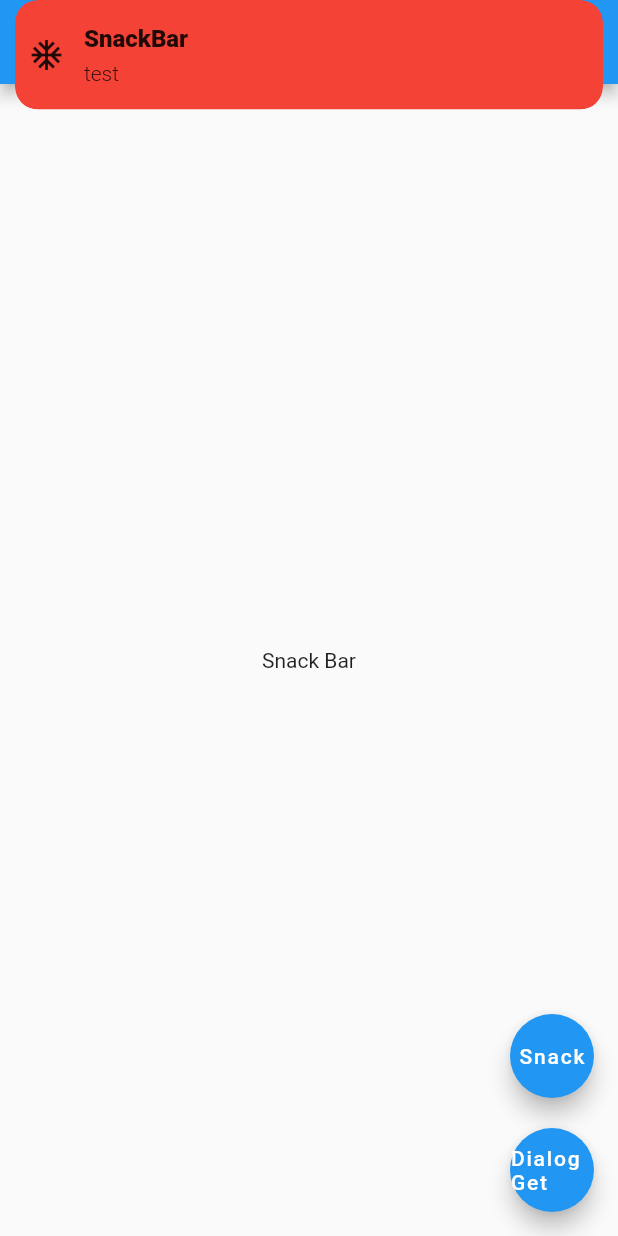
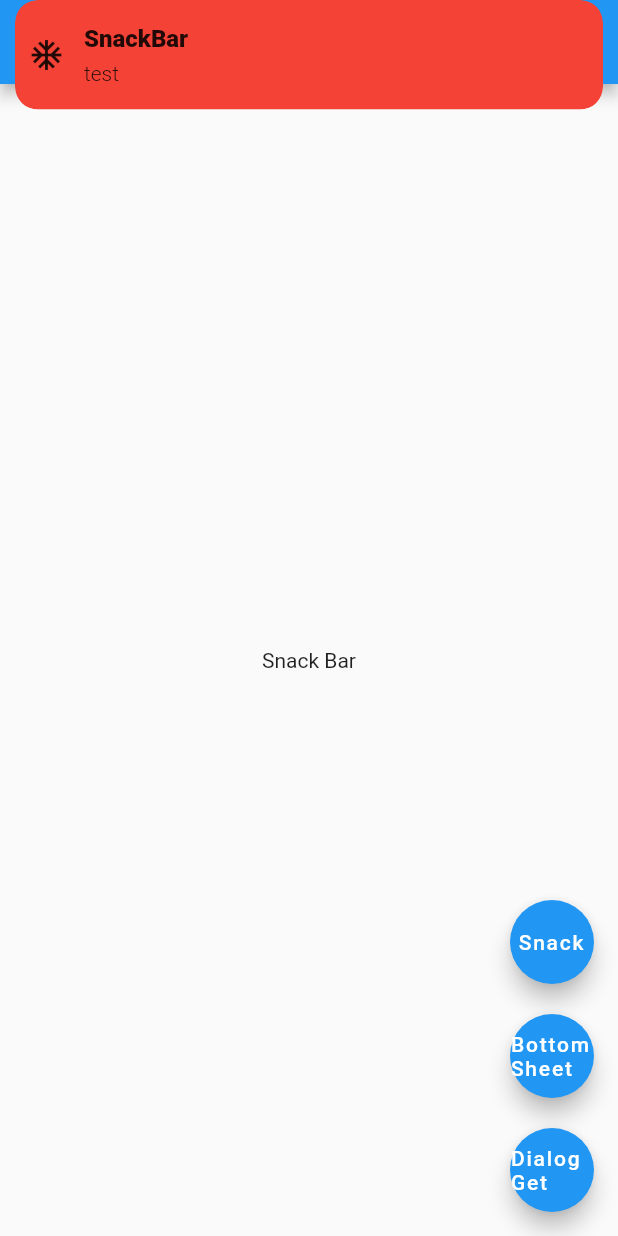
Before and after one commit to Snarf17/flutter-getX, a Flutter app: the screen it shows after launch, after a tap on "Snack", on a phone screen of 412 x 824 dp. Run offline on Flutter 3.47's test engine with Material 2 defaults, Android fonts, the phone set to English and light mode, and no system bars; our stand-ins replace get; missing offline and left inert: dart:ffi.

Commit message:
bottomSheet

```diff
--- a/lib/pages/snackbar.dart
+++ b/lib/pages/snackbar.dart
@@ -32,7 +32,87 @@ class ExampleSnackBar extends StatelessWidget {
                 onTap: (snack) => Get.toNamed(RouteNames.page_3),
                 // backgroundGradient: LinearGradient(colors: Colors.accents)
               ),
-              child: const Text('Snack'),
+              child: const Text(
+                'Snack',
+                textAlign: TextAlign.center,
+              ),
+            ),
+            SizedBox(
+              height: 20,
+            ),
+            FloatingActionButton(
+              onPressed: () => Get.bottomSheet(
+                Container(
+                  height: 300,
+                  padding: EdgeInsets.symmetric(horizontal: 20, vertical: 20),
+                  color: Colors.white,
+                  child: ListView(children: [
+                    Column(children: [
+                      Text(
+                        'Register',
+                        textAlign: TextAlign.center,
+                        style: TextStyle(
+                          fontWeight: FontWeight.bold,
+                          fontSize: 20,
+                        ),
+                      ),
+                      SizedBox(
+                        height: 20,
+                      ),
+                      TextField(
+                        decoration: InputDecoration(
+                          border: OutlineInputBorder(),
+                          contentPadding:
+                              EdgeInsets.symmetric(vertical: 2, horizontal: 10),
+                        ),
+                      ),
+                      SizedBox(
+                        height: 20,
+                      ),
+                      TextField(
+                        decoration: InputDecoration(
+                            border: OutlineInputBorder(),
+                            contentPadding: EdgeInsets.symmetric(
+                                vertical: 2, horizontal: 10)),
+                      ),
+                      SizedBox(
+                        height: 20,
+                      ),
+                      TextField(
+                        decoration: InputDecoration(
+                            border: OutlineInputBorder(),
+                            contentPadding: EdgeInsets.symmetric(
+                                vertical: 2, horizontal: 10)),
+                      ),
+                      SizedBox(
+                        height: 20,
+                      ),
+                      TextField(
+                        decoration: InputDecoration(
+                            border: OutlineInputBorder(),
+                            contentPadding: EdgeInsets.symmetric(
+                                vertical: 2, horizontal: 10)),
+                      ),
+                      Padding(
+                        padding: const EdgeInsets.symmetric(vertical: 15),
+                        child: SizedBox(
+                          width: 400,
+                          child: ElevatedButton(
+                            onPressed: () => print('asd'),
+                            child: const Text('Submit'),
+                            style: ButtonStyle(
+                                shape: MaterialStateProperty.all(
+                                    RoundedRectangleBorder(
+                                        borderRadius:
+                                            BorderRadius.circular(15)))),
+                          ),
+                        ),
+                      ),
+                    ]),
+                  ]),
+                ),
+              ),
+              child: const Text('Bottom Sheet'),
             ),
             SizedBox(
               height: 20,
```
